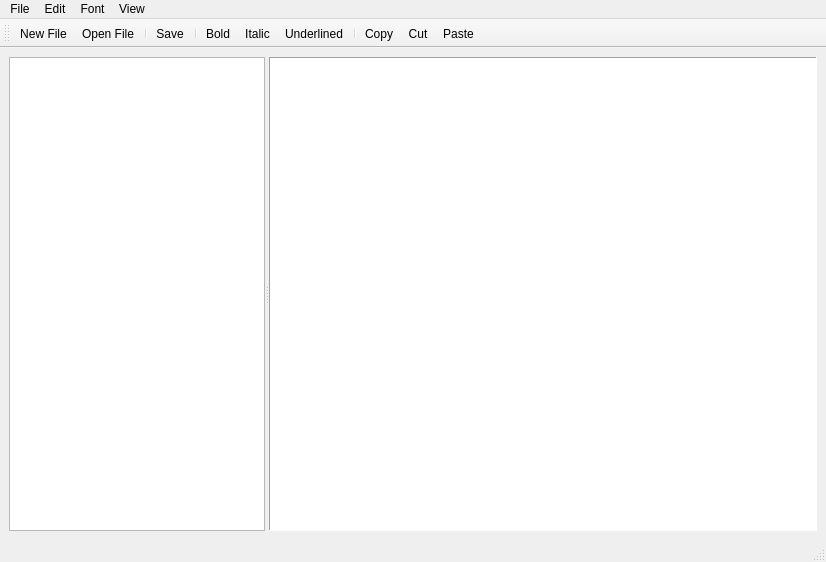
Before: the Qt Designer form ui/mainnoter.ui in leofracca/noter, drawn with Qt 5.
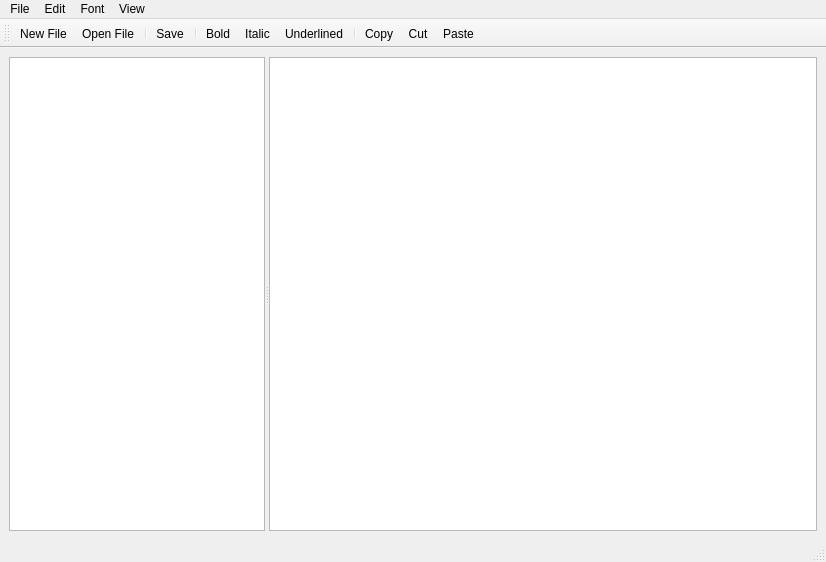
After: the same form once the commit is applied. Icons and pictures are not drawn.

Diff of the .ui file:
```diff
--- a/ui/mainnoter.ui
+++ b/ui/mainnoter.ui
@@ -59,9 +59,6 @@
        <property name="autoFillBackground">
         <bool>false</bool>
        </property>
-       <property name="frameShape">
-        <enum>QFrame::Panel</enum>
-       </property>
       </widget>
      </widget>
     </item>
```
Left out of the diff: 20 changed lines with no effect on the pictures.
